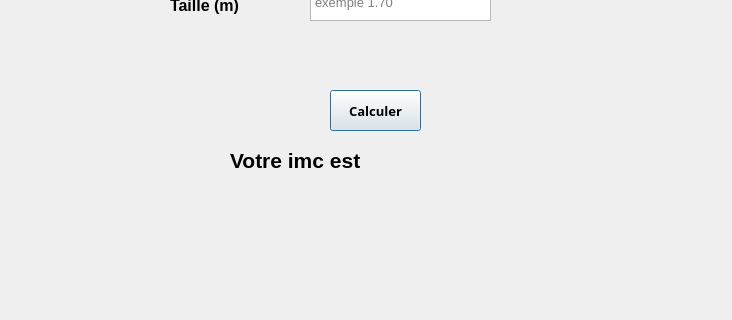
Qt form qt/minitp/imcui.ui (khalillakhdhar/python_seance1) before a commit; both pictures show x 0 to 732 and y 230 to 550 of the 732 by 550 pixel window.
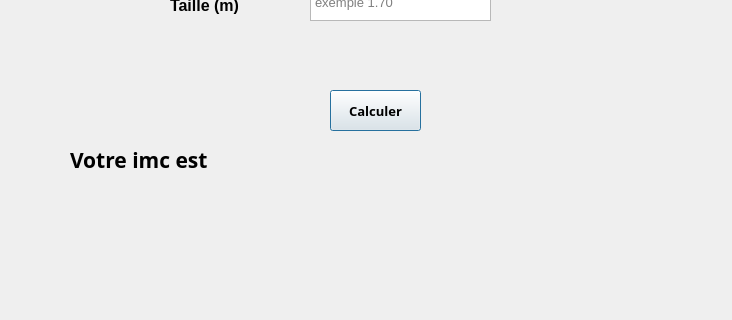
The same form after that commit.

```diff
--- a/qt/minitp/imcui.ui
+++ b/qt/minitp/imcui.ui
@@ -58,12 +58,20 @@
   <widget class="QLabel" name="indice">
    <property name="geometry">
     <rect>
-     <x>230</x>
+     <x>70</x>
      <y>360</y>
-     <width>141</width>
+     <width>631</width>
      <height>61</height>
     </rect>
    </property>
+   <property name="font">
+    <font>
+     <family>Arial Black</family>
+     <pointsize>14</pointsize>
+     <weight>75</weight>
+     <bold>true</bold>
+    </font>
+   </property>
    <property name="text">
     <string>&lt;html&gt;&lt;head/&gt;&lt;body&gt;&lt;p&gt;&lt;span style=&quot; font-size:16pt; font-weight:600;&quot;&gt;Votre imc est&lt;/span&gt;&lt;/p&gt;&lt;/body&gt;&lt;/html&gt;</string>
    </property>
```
